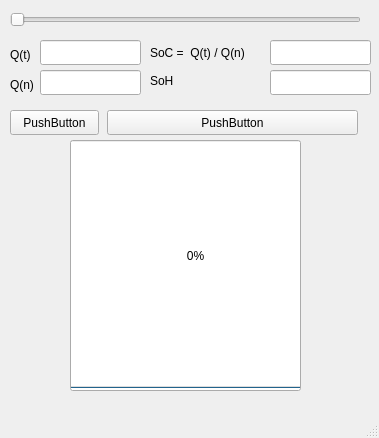
Old version of the form BMS_Calculator/SoC_SoH_Calculator/mainwindow.ui in the repository dr-vipinkumarp/Electric_Vehicle_BMS_Research.
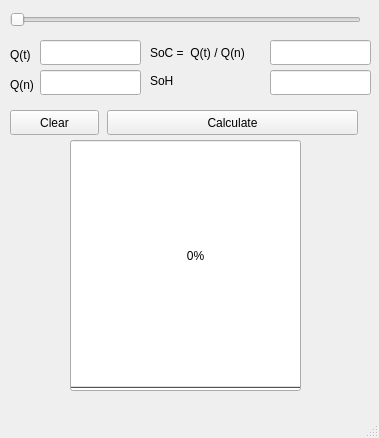
New version of the form.

The edit to the form file:
```diff
--- a/BMS_Calculator/SoC_SoH_Calculator/mainwindow.ui
+++ b/BMS_Calculator/SoC_SoH_Calculator/mainwindow.ui
@@ -104,7 +104,7 @@
      </rect>
     </property>
     <property name="text">
-     <string>PushButton</string>
+     <string>Calculate</string>
     </property>
    </widget>
    <widget class="QPushButton" name="pushButton">
@@ -117,7 +117,7 @@
      </rect>
     </property>
     <property name="text">
-     <string>PushButton</string>
+     <string>Clear</string>
     </property>
    </widget>
    <widget class="QLabel" name="label_4">
```
